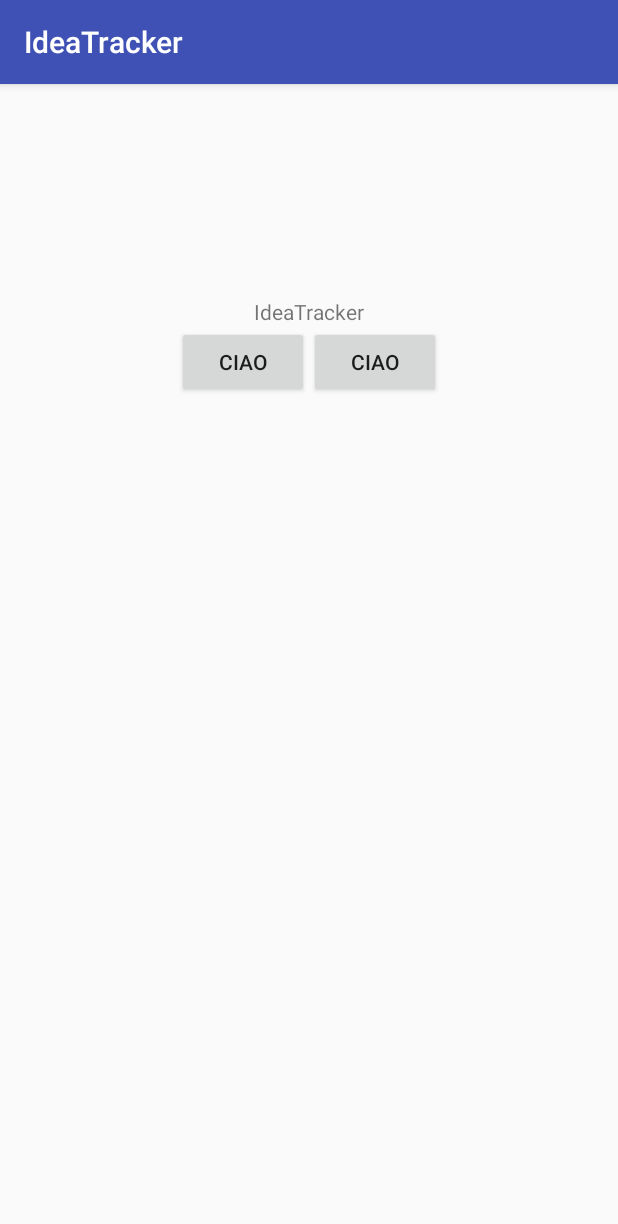
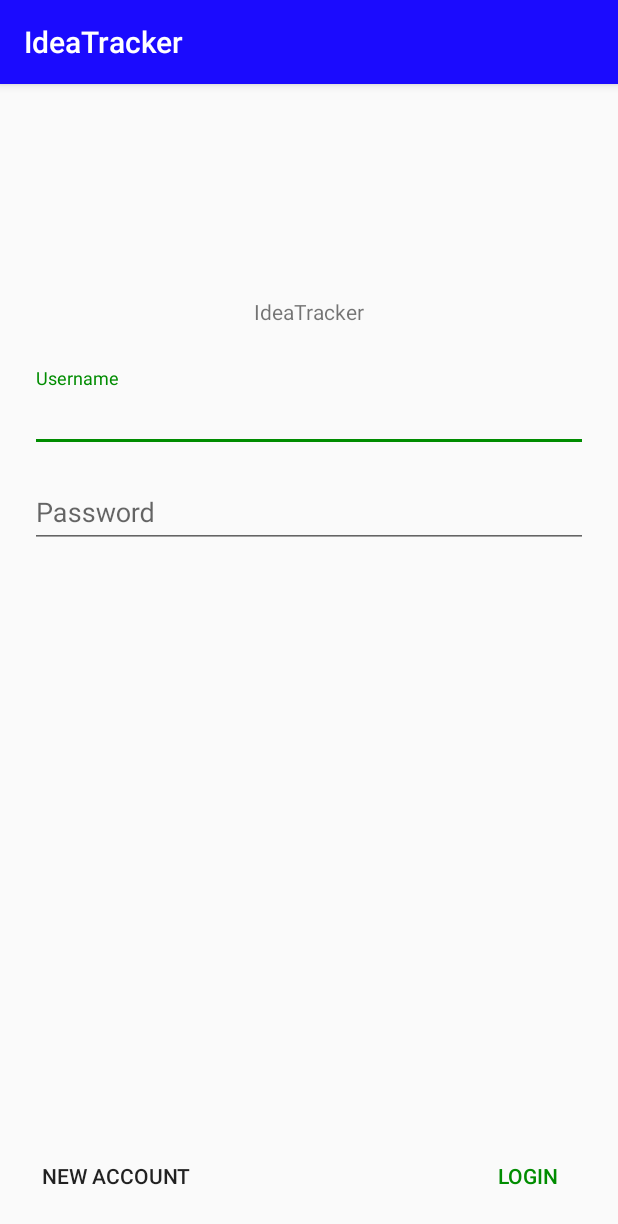
Before and after one commit to KayJay7/IdeaTracker, an Android app: the screen it shows after launch (LoginActivity), on a phone screen of 412 x 824 dp. Shown: the top 1224 px of the screen. Run offline under Robolectric (Android 15) with nearby library versions, the phone set to English and light mode, and no system bars.

Commit message:
colors and loginActivity design

```diff
--- a/app/build.gradle
+++ b/app/build.gradle
@@ -30,4 +30,7 @@ dependencies {
     testImplementation 'junit:junit:4.12'
     androidTestImplementation 'com.android.support.test:runner:1.0.1'
     androidTestImplementation 'com.android.support.test.espresso:espresso-core:3.0.1'
+    implementation 'com.android.support:cardview-v7:26.1.0'
+    implementation 'com.android.support:recyclerview-v7:26.1.0'
+    implementation 'com.android.support:design:26.1.0'
 }
--- a/app/src/main/res/layout/activity_login.xml
+++ b/app/src/main/res/layout/activity_login.xml
@@ -15,27 +15,60 @@
         app:layout_constraintEnd_toEndOf="parent"
         app:layout_constraintStart_toStartOf="parent"
         app:layout_constraintTop_toTopOf="parent"
-        app:layout_constraintVertical_bias="0.19"
-        />
+        app:layout_constraintVertical_bias="0.19" />
 
     <LinearLayout
+        android:layout_width="0dp"
+        android:layout_height="wrap_content"
+        android:orientation="vertical"
+        android:padding="20dp"
+        app:layout_constraintEnd_toEndOf="parent"
+        app:layout_constraintStart_toStartOf="parent"
+        app:layout_constraintTop_toBottomOf="@id/txvHelloWorld">
+
+        <android.support.design.widget.TextInputLayout
+            android:layout_width="match_parent"
+            android:layout_height="wrap_content"
+            android:layout_marginTop="8dp">
+
+            <android.support.design.widget.TextInputEditText
+                android:layout_width="match_parent"
+                android:layout_height="wrap_content"
+                android:hint="@string/usrn" />
+        </android.support.design.widget.TextInputLayout>
+
+        <android.support.design.widget.TextInputLayout
+            android:layout_width="match_parent"
+            android:layout_height="wrap_content"
+            android:layout_marginTop="8dp">
+
+            <android.support.design.widget.TextInputEditText
+                android:layout_width="match_parent"
+                android:layout_height="wrap_content"
+                android:hint="@string/pswd" />
+        </android.support.design.widget.TextInputLayout>
+    </LinearLayout>
+
+    <Button
+        android:id="@+id/newacButton"
+        style="@style/Widget.AppCompat.Button.Borderless"
         android:layout_width="wrap_content"
         android:layout_height="wrap_content"
-        android:orientation="horizontal"
-        app:layout_constraintTop_toBottomOf="@id/txvHelloWorld"
-        app:layout_constraintStart_toStartOf="@id/txvHelloWorld"
-        app:layout_constraintEnd_toEndOf="@id/txvHelloWorld">
+        android:layout_marginBottom="16dp"
+        android:layout_marginStart="16dp"
+        android:text="@string/nwac"
+        app:layout_constraintBottom_toBottomOf="parent"
+        app:layout_constraintStart_toStartOf="parent" />
 
-        <Button
-            android:layout_width="wrap_content"
-            android:layout_height="wrap_content"
-            android:text="cIAO"/>
+    <Button
+        style="@style/Widget.AppCompat.Button.Borderless.Colored"
+        android:layout_width="wrap_content"
+        android:layout_height="wrap_content"
+        android:layout_marginBottom="16dp"
+        android:layout_marginEnd="16dp"
+        android:text="@string/login"
+        app:layout_constraintBottom_toBottomOf="parent"
+        app:layout_constraintEnd_toEndOf="parent" />
 
-        <Button
-            android:layout_width="wrap_content"
-            android:layout_height="wrap_content"
-            android:text="cIAO"/>
-
-    </LinearLayout>
 
 </android.support.constraint.ConstraintLayout>
--- a/app/src/main/res/values/colors.xml
+++ b/app/src/main/res/values/colors.xml
@@ -1,6 +1,6 @@
 <?xml version="1.0" encoding="utf-8"?>
 <resources>
-    <color name="colorPrimary">#3F51B5</color>
-    <color name="colorPrimaryDark">#303F9F</color>
-    <color name="colorAccent">#FF4081</color>
+    <color name="colorPrimary">#1B0BFE</color>
+    <color name="colorPrimaryDark">#1308B2</color>
+    <color name="colorAccent">#008C00</color>
 </resources>
--- a/app/src/main/res/values/strings.xml
+++ b/app/src/main/res/values/strings.xml
@@ -1,3 +1,7 @@
 <resources>
     <string name="app_name">IdeaTracker</string>
+    <string name="usrn">Username</string>
+    <string name="pswd">Password</string>
+    <string name="nwac">New account</string>
+    <string name="login">Login</string>
 </resources>
```
